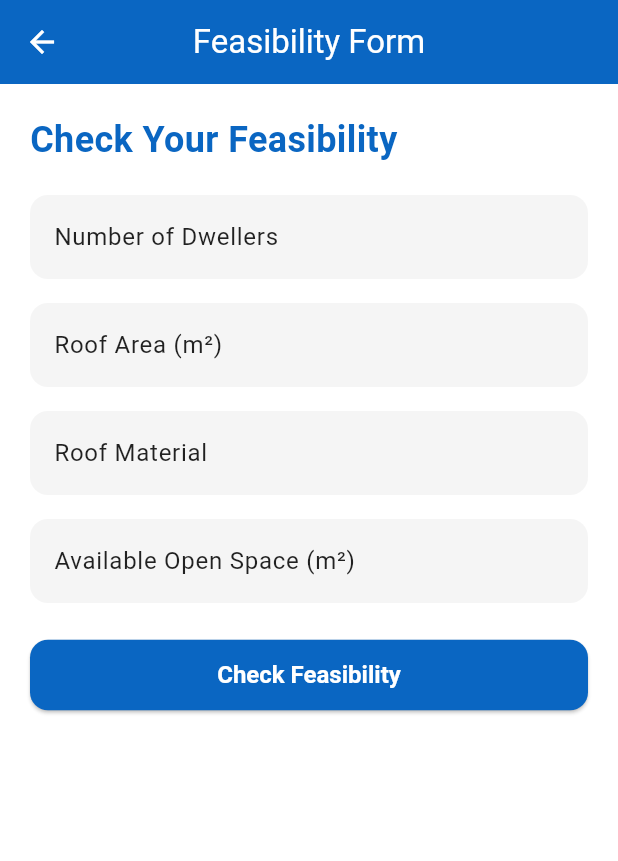
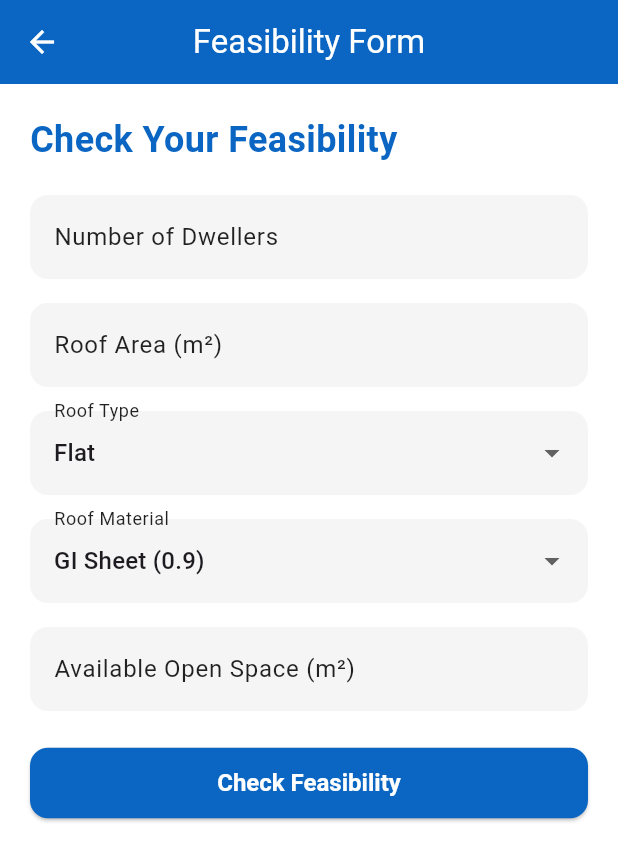
Before and after one commit to mahip004/SIH, a Flutter app: the FeasibilityForm screen opened directly, on a phone screen of 412 x 824 dp. Shown: the top 861 px of the screen. Run offline on Flutter 3.47's test engine with Material 3 defaults, Android fonts, the light colour scheme and no system bars; our stand-ins replace firebase_auth, firebase_core, fl_chart, font_awesome_flutter, geocoding, geolocator and 2 more; accounts and stored records are empty.

Commit message:
Added Formulas

```diff
--- a/rwh_app/lib/providers/user_provider.dart
+++ b/rwh_app/lib/providers/user_provider.dart
@@ -9,8 +9,29 @@ class UserProvider with ChangeNotifier {
   // ✅ Form data
   int numberOfDwellers = 0;
   double roofArea = 0;
-  String roofMaterial = '';
+  String roofType = ''; // flat/sloping
+  String roofMaterial = ''; // e.g., "GI Sheet"
+  double runoffCoefficient = 0; // coefficient
   double openSpace = 0;
+
+  // ✅ Location data
+  double? _latitude;
+  double? _longitude;
+
+  double? get latitude => _latitude;
+  double? get longitude => _longitude;
+
+  void setLocation(double latitude, double longitude) {
+    _latitude = latitude;
+    _longitude = longitude;
+    notifyListeners();
+  }
+
+  void clearLocation() {
+    _latitude = null;
+    _longitude = null;
+    notifyListeners();
+  }
 
   // --- Firebase user management ---
   void setUser(User? user) {
@@ -27,12 +48,16 @@ class UserProvider with ChangeNotifier {
   void setUserData({
     required int numberOfDwellers,
     required double roofArea,
+    required String roofType,
     required String roofMaterial,
+    required double runoffCoefficient,
     required double openSpace,
   }) {
     this.numberOfDwellers = numberOfDwellers;
     this.roofArea = roofArea;
+    this.roofType = roofType;
     this.roofMaterial = roofMaterial;
+    this.runoffCoefficient = runoffCoefficient;
     this.openSpace = openSpace;
     notifyListeners();
   }
@@ -40,7 +65,9 @@ class UserProvider with ChangeNotifier {
   void clearUserData() {
     numberOfDwellers = 0;
     roofArea = 0;
+    roofType = '';
     roofMaterial = '';
+    runoffCoefficient = 0;
     openSpace = 0;
     notifyListeners();
   }
--- a/rwh_app/lib/screens/feasibility_form.dart
+++ b/rwh_app/lib/screens/feasibility_form.dart
@@ -13,9 +13,19 @@ class FeasibilityForm extends StatefulWidget {
 class _FeasibilityFormState extends State<FeasibilityForm> {
   final _formKey = GlobalKey<FormState>();
   final TextEditingController _dwellersController = TextEditingController();
-  final TextEditingController _roofController = TextEditingController();
-  final TextEditingController _roofMaterialController = TextEditingController();
+  final TextEditingController _roofAreaController = TextEditingController();
   final TextEditingController _spaceController = TextEditingController();
+
+  String _selectedRoofType = "Flat";
+  String _selectedRoofMaterial = "GI Sheet";
+
+  // Map of roof materials and coefficients
+  final Map<String, double> _roofMaterials = {
+    "GI Sheet": 0.9,
+    "Asbestos": 0.8,
+    "Tiled": 0.75,
+    "Concrete": 0.7,
+  };
 
   @override
   Widget build(BuildContext context) {
@@ -46,24 +56,47 @@ class _FeasibilityFormState extends State<FeasibilityForm> {
                 controller: _dwellersController,
                 decoration: const InputDecoration(labelText: "Number of Dwellers"),
                 keyboardType: TextInputType.number,
-                validator: (value) => value!.isEmpty ? "Enter number of dwellers" : null,
+                validator: (value) =>
+                    value!.isEmpty ? "Enter number of dwellers" : null,
               ),
               const SizedBox(height: 16),
 
               // Roof Area
               TextFormField(
-                controller: _roofController,
+                controller: _roofAreaController,
                 decoration: const InputDecoration(labelText: "Roof Area (m²)"),
                 keyboardType: TextInputType.number,
                 validator: (value) => value!.isEmpty ? "Enter roof area" : null,
               ),
               const SizedBox(height: 16),
 
-              // Roof Material
-              TextFormField(
-                controller: _roofMaterialController,
+              // Roof Type Dropdown
+              DropdownButtonFormField<String>(
+                value: _selectedRoofType,
+                decoration: const InputDecoration(labelText: "Roof Type"),
+                items: ["Flat", "Sloping"].map((type) {
+                  return DropdownMenuItem(value: type, child: Text(type));
+                }).toList(),
+                onChanged: (value) {
+                  setState(() => _selectedRoofType = value!);
+                },
+              ),
+              const SizedBox(height: 16),
+
+              // Roof Material Dropdown
+              DropdownButtonFormField<String>(
+                value: _selectedRoofMaterial,
                 decoration: const InputDecoration(labelText: "Roof Material"),
-                validator: (value) => value!.isEmpty ? "Enter roof material" : null,
+                items: _roofMaterials.keys.map((mat) {
+                  final coeff = _roofMaterials[mat]!;
+                  return DropdownMenuItem(
+                    value: mat,
+                    child: Text("$mat ($coeff)"),
+                  );
+                }).toList(),
+                onChanged: (value) {
+                  setState(() => _selectedRoofMaterial = value!);
+                },
               ),
               const SizedBox(height: 16),
 
@@ -84,8 +117,11 @@ class _FeasibilityFormState extends State<FeasibilityForm> {
                     if (_formKey.currentState!.validate()) {
                       Provider.of<UserProvider>(context, listen: false).setUserData(
                         numberOfDwellers: int.parse(_dwellersController.text),
-                        roofArea: double.parse(_roofController.text),
-                        roofMaterial: _roofMaterialController.text,
+                        roofArea: double.parse(_roofAreaController.text),
+                        roofType: _selectedRoofType.toLowerCase(),
+                        roofMaterial: _selectedRoofMaterial, // just name
+                        runoffCoefficient:
+                            _roofMaterials[_selectedRoofMaterial]!, // coefficient
                         openSpace: double.parse(_spaceController.text),
                       );
 
--- a/rwh_app/pubspec.yaml
+++ b/rwh_app/pubspec.yaml
@@ -17,6 +17,7 @@ dependencies:
   # For getting user location (GPS)
   geolocator: ^10.1.1
   shared_preferences: ^2.1.1
+  geocoding: ^2.0.5   # add this line
 
   # For fetching local weather/rainfall data via API
   http: ^1.2.2
```
Also changed, not shown: rwh_app/lib/screens/login_screen.dart (+24 -6 lines), rwh_app/lib/screens/rainfall_data.dart (added, +37 -0 lines), rwh_app/lib/screens/result_screen.dart (+99 -52 lines), rwh_app/lib/screens/water_availability_data.dart (added, +73 -0 lines), rwh_app/pubspec.lock.
